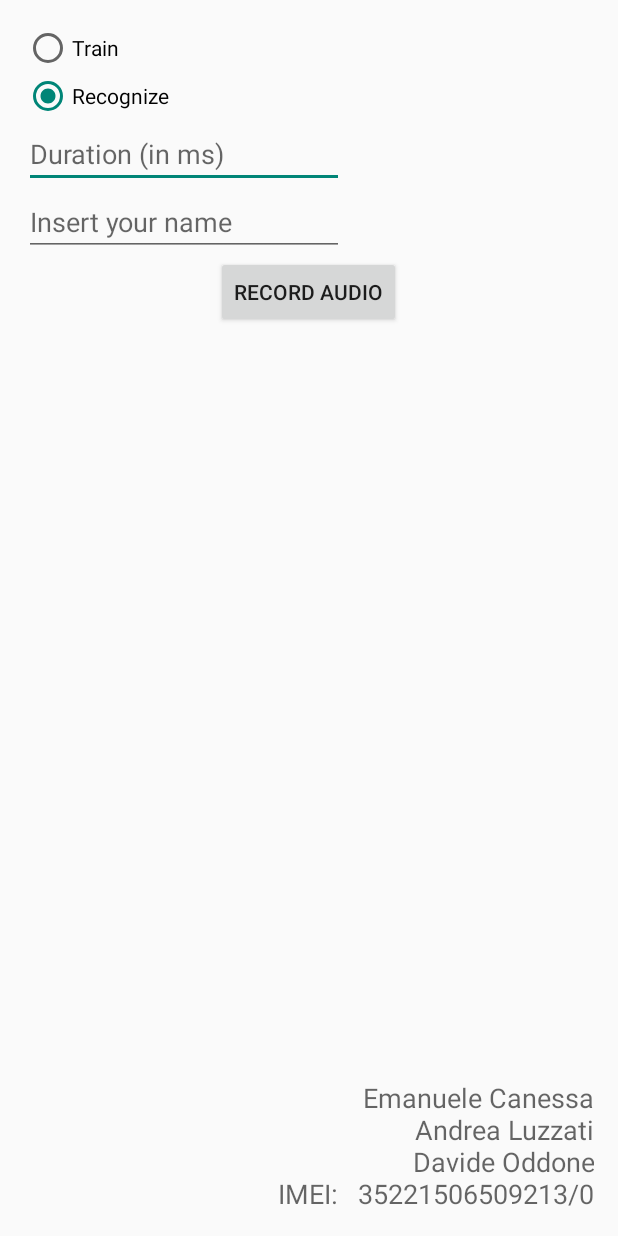
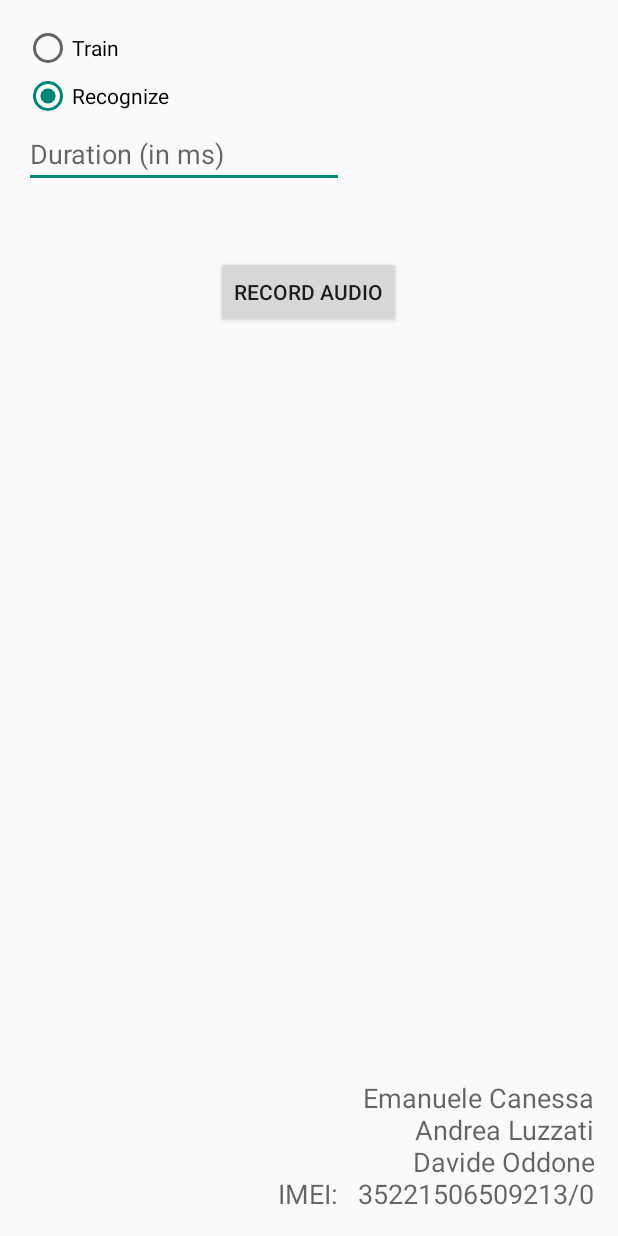
Before and after one commit to C-piace-il-C/Speaker_Recognition, an Android app: the screen it shows after launch (MainActivity), on a phone screen of 412 x 824 dp. Run offline under Robolectric (Android 15) with nearby library versions, the phone set to English and light mode, and no system bars; libraries missing offline, so code that uses them is left out: com.github.mikephil.charting; plain views replace PieChart; 1 statement that could not run was skipped.

Commit message:
Name editText invisible if Recognize is selected

```diff
--- a/app/src/main/java/it/unige/diten/dsp/speakerrecognition/MainActivity.java
+++ b/app/src/main/java/it/unige/diten/dsp/speakerrecognition/MainActivity.java
@@ -68,6 +68,19 @@ public class MainActivity extends Activity
         rbTrain     = (RadioButton)findViewById(R.id.rbt_Train);
         tvResults   = (TextView)findViewById(R.id.tv_Results);
 
+        rbRecognize.setOnClickListener(new View.OnClickListener() {
+            @Override
+            public void onClick(View v) {
+                etName.setVisibility(View.INVISIBLE);
+            }
+        });
+
+        rbTrain.setOnClickListener(new View.OnClickListener() {
+            @Override
+            public void onClick(View v) {
+                etName.setVisibility(View.VISIBLE);
+            }
+        });
 
         btnRecord.setOnClickListener(new View.OnClickListener() {
             @Override
--- a/app/src/main/res/layout/activity_main.xml
+++ b/app/src/main/res/layout/activity_main.xml
@@ -67,7 +67,7 @@
         android:id="@+id/edt_Speaker"
         android:layout_row="3"
         android:layout_column="0"
-        android:visibility="visible"
+        android:visibility="invisible"
         android:layout_gravity="top" />
 
     <Button
```
